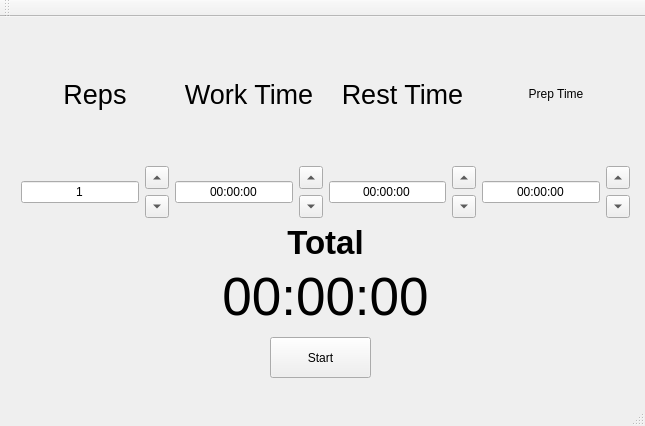
Old version of the form mainwindow.ui in the repository FigueroaCode/ProductivityTimer.
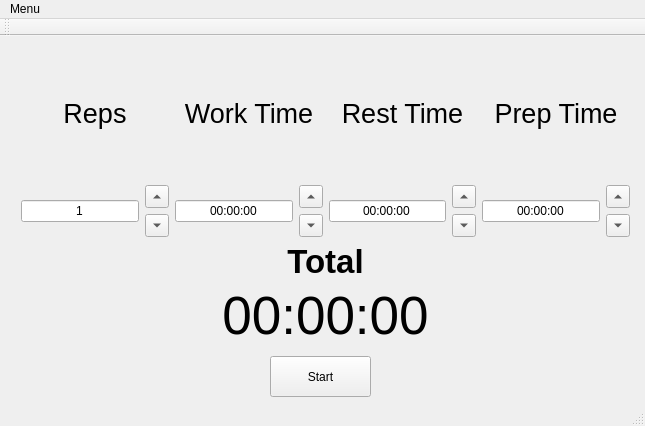
New version of the form.

Patch:
```diff
--- a/mainwindow.ui
+++ b/mainwindow.ui
@@ -253,6 +253,11 @@
         <layout class="QVBoxLayout" name="prepTimeVerticalLayout">
          <item>
           <widget class="QLabel" name="prepTitleLabel">
+           <property name="font">
+            <font>
+             <pointsize>20</pointsize>
+            </font>
+           </property>
            <property name="text">
             <string>Prep Time</string>
            </property>
@@ -391,6 +396,14 @@
      <height>22</height>
     </rect>
    </property>
+   <widget class="QMenu" name="menuSave_Timer">
+    <property name="title">
+     <string>Menu</string>
+    </property>
+    <addaction name="actionSave_Timer"/>
+    <addaction name="actionLoad_Timer"/>
+   </widget>
+   <addaction name="menuSave_Timer"/>
   </widget>
   <widget class="QToolBar" name="mainToolBar">
    <attribute name="toolBarArea">
```
Left out of the diff: 10 changed lines with no effect on the pictures.
